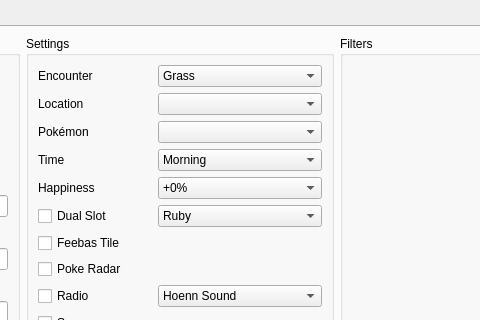
Above: Form/Gen4/Wild4.ui from Admiral-Fish/PokeFinder before the change; both pictures show x 224 to 704 and y 107 to 427 of the 1200 by 704 pixel window. Below: the same form after it.
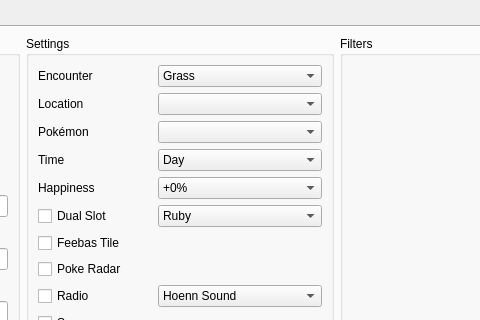
That is the form after the change. Custom widgets are drawn as their Qt base class.

```diff
--- a/Form/Gen4/Wild4.ui
+++ b/Form/Gen4/Wild4.ui
@@ -276,6 +276,9 @@
           </item>
           <item row="3" column="2" colspan="2">
            <widget class="QComboBox" name="comboBoxGeneratorTime">
+            <property name="currentIndex">
+             <number>1</number>
+            </property>
             <item>
              <property name="text">
               <string>Morning</string>
```
Left out of the diff: 3 changed lines with no effect on the pictures.
